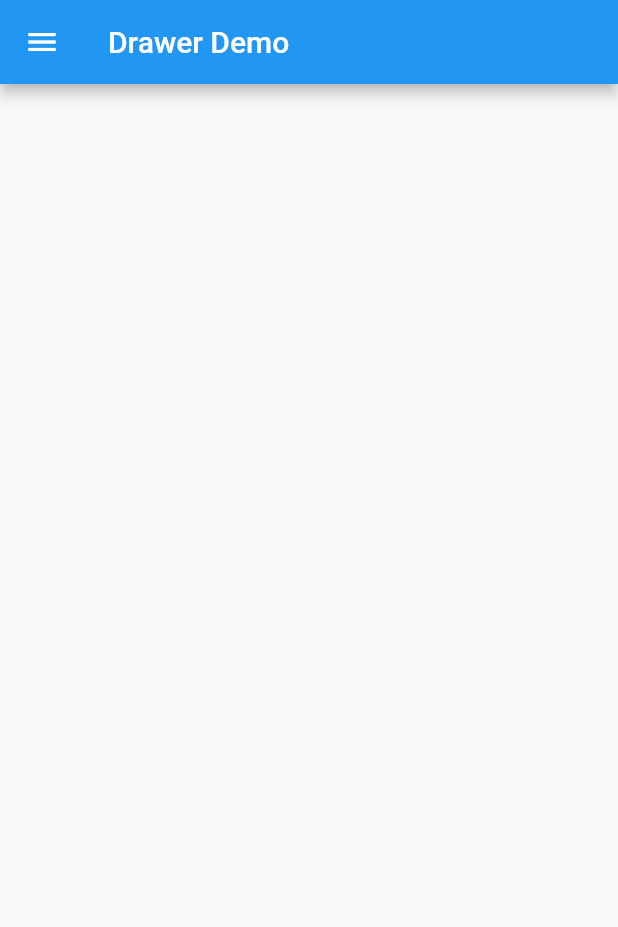
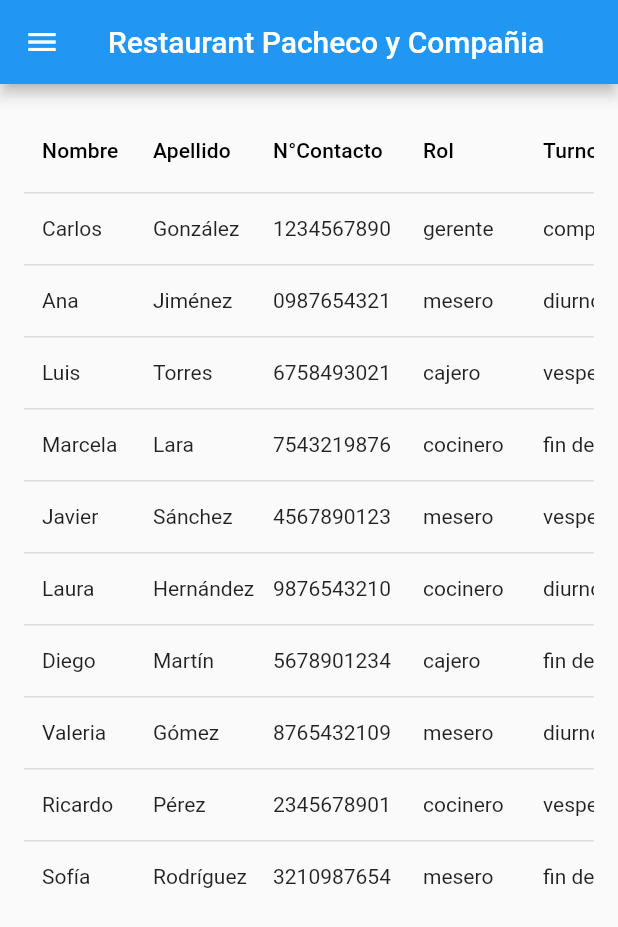
Before and after one commit to Desarrollo-Movil-UCM/Data-table-flutter, a Flutter app: the screen it shows after launch, on a phone screen of 412 x 824 dp. Shown: the top 927 px of the screen. Run offline on Flutter 3.47's test engine with Material 2 defaults, Android fonts, the phone set to English and light mode, and no system bars; drawn by our look-alikes of data_table_2; missing offline and left inert: dart:ffi.

Commit message:
Add employee data table to dashboard

```diff
--- /dev/null
+++ b/assets/empleados.json
@@ -0,0 +1,114 @@
+{
+    "empleados": [
+        {
+            "nombre": "Carlos",
+            "apellido": "González",
+            "numero_contacto": "1234567890",
+            "rol": "gerente",
+            "turno": "completo",
+            "sueldo_base": 30000,
+            "bonos": 5000,
+            "departamento": "Administración",
+            "experiencia": "10 años"
+        },
+        {
+            "nombre": "Ana",
+            "apellido": "Jiménez",
+            "numero_contacto": "0987654321",
+            "rol": "mesero",
+            "turno": "diurno",
+            "sueldo_base": 15000,
+            "bonos": 2000,
+            "departamento": "Servicio",
+            "experiencia": "3 años"
+        },
+        {
+            "nombre": "Luis",
+            "apellido": "Torres",
+            "numero_contacto": "6758493021",
+            "rol": "cajero",
+            "turno": "vespertino",
+            "sueldo_base": 17000,
+            "bonos": 2500,
+            "departamento": "Finanzas",
+            "experiencia": "5 años"
+        },
+        {
+            "nombre": "Marcela",
+            "apellido": "Lara",
+            "numero_contacto": "7543219876",
+            "rol": "cocinero",
+            "turno": "fin de semana",
+            "sueldo_base": 18000,
+            "bonos": 2800,
+            "departamento": "Cocina",
+            "experiencia": "4 años"
+        },
+        {
+            "nombre": "Javier",
+            "apellido": "Sánchez",
+            "numero_contacto": "4567890123",
+            "rol": "mesero",
+            "turno": "vespertino",
+            "sueldo_base": 16000,
+            "bonos": 2200,
+            "departamento": "Servicio",
+            "experiencia": "2 años"
+        },
+        {
+            "nombre": "Laura",
+            "apellido": "Hernández",
+            "numero_contacto": "9876543210",
+            "rol": "cocinero",
+            "turno": "diurno",
+            "sueldo_base": 17500,
+            "bonos": 2700,
+            "departamento": "Cocina",
+            "experiencia": "6 años"
+        },
+        {
+            "nombre": "Diego",
+            "apellido": "Martín",
+            "numero_contacto": "5678901234",
+            "rol": "cajero",
+            "turno": "fin de semana",
+            "sueldo_base": 16500,
+            "bonos": 2300,
+            "departamento": "Finanzas",
+            "experiencia": "3 años"
+        },
+        {
+            "nombre": "Valeria",
+            "apellido": "Gómez",
+            "numero_contacto": "8765432109",
+            "rol": "mesero",
+            "turno": "diurno",
+            "sueldo_base": 15500,
+            "bonos": 2100,
+            "departamento": "Servicio",
+            "experiencia": "1 año"
+        },
+        {
+            "nombre": "Ricardo",
+            "apellido": "Pérez",
+            "numero_contacto": "2345678901",
+            "rol": "cocinero",
+            "turno": "vespertino",
+            "sueldo_base": 17000,
+            "bonos": 2600,
+            "departamento": "Cocina",
+            "experiencia": "4 años"
+        },
+        {
+            "nombre": "Sofía",
+            "apellido": "Rodríguez",
+            "numero_contacto": "3210987654",
+            "rol": "mesero",
+            "turno": "fin de semana",
+            "sueldo_base": 16000,
+            "bonos": 2300,
+            "departamento": "Servicio",
+            "experiencia": "2 años"
+        }
+    ]
+}
--- /dev/null
+++ b/lib/empl_widget.dart
@@ -0,0 +1,86 @@
+import 'dart:ffi';
+
+import 'package:data_table_2/data_table_2.dart';
+import 'package:flutter/material.dart';
+import 'dart:convert';
+import 'package:flutter/services.dart';
+
+/// Example without a datasource
+
+class DataTable2SimpleDemo extends StatefulWidget {
+  const DataTable2SimpleDemo({Key? key}) : super(key: key);
+
+  @override
+  _DataTable2SimpleDemoState createState() => _DataTable2SimpleDemoState();
+}
+
+class _DataTable2SimpleDemoState extends State<DataTable2SimpleDemo> {
+  List<dynamic> empleados = []; // Lista para almacenar los empleados
+
+  // Método para cargar y parsear el JSON desde assets
+  Future<void> cargarEmpleados() async {
+    final String jsonExample =
+        await rootBundle.loadString('assets/empleados.json');
+
+    final data = json.decode(jsonExample);
+    setState(() {
+      empleados = data['empleados'];
+    });
+  }
+
+  @override
+  void initState() {
+    super.initState();
+    cargarEmpleados(); // Carga los empleados al inicio
+  }
+
+  @override
+  Widget build(BuildContext context) {
+    return Padding(
+      padding: const EdgeInsets.all(16),
+      child: DataTable2(
+        columnSpacing: 12,
+        horizontalMargin: 12,
+        minWidth: 600,
+        columns: const [
+          DataColumn2(label: Text('Nombre'), fixedWidth: 80),
+          DataColumn2(label: Text('Apellido'), fixedWidth: 80),
+          DataColumn2(
+            label: Text('N°Contacto'),
+            fixedWidth: 100,
+          ),
+          DataColumn2(label: Text('Rol'), fixedWidth: 80),
+          DataColumn2(label: Text('Turno'), fixedWidth: 100),
+          DataColumn(
+            label: Text('Sueldo Base'),
+            numeric: true,
+          ),
+          DataColumn(
+            label: Text('Bonos'),
+            numeric: true,
+          ),
+          DataColumn2(label: Text('Departamento'), size: ColumnSize.L),
+          DataColumn(
+            label: Text('Experiencia'),
+          ),
+        ],
+        rows: List<DataRow>.generate(
+          empleados.length,
+          (index) => DataRow(
+            cells: [
+              DataCell(Text(empleados[index]['nombre'])),
+              DataCell(Text(empleados[index]['apellido'])),
+              DataCell(Text(empleados[index]['numero_contacto'])),
+              DataCell(Text(empleados[index]['rol'])),
+              DataCell(Text(empleados[index]['turno'])),
+              DataCell(Text(empleados[index]['sueldo_base'].toString())),
+              DataCell(Text(empleados[index]['bonos'].toString())),
+              DataCell(Text(empleados[index]['departamento'])),
+              DataCell(Text(empleados[index]['experiencia'])),
+            ],
+          ),
+        ),
+      ),
+    );
+  }
+}
--- a/lib/main.dart
+++ b/lib/main.dart
@@ -1,4 +1,5 @@
 import 'package:flutter/material.dart';
+import 'empl_widget.dart';
 
 void main() {
   runApp(const MainApp());
@@ -13,7 +14,7 @@ class MainApp extends StatelessWidget {
       debugShowCheckedModeBanner: false,
       home: Scaffold(
         appBar: AppBar(
-          title: const Text('Drawer Demo'),
+          title: const Text('Restaurant Pacheco y Compañia'),
         ),
         drawer: Drawer(
           child: ListView(
@@ -24,7 +25,7 @@ class MainApp extends StatelessWidget {
                   color: Colors.blue,
                 ),
                 child: Text(
-                  'Drawer Header',
+                  'Dashboard',
                   style: TextStyle(
                     color: Colors.white,
                     fontSize: 24,
@@ -32,20 +33,21 @@ class MainApp extends StatelessWidget {
                 ),
               ),
               ListTile(
-                leading: Icon(Icons.message),
-                title: Text('Messages'),
+                leading: Icon(Icons.supervisor_account),
+                title: Text('Empleados'),
               ),
               ListTile(
-                leading: Icon(Icons.account_circle),
-                title: Text('Profile'),
+                leading: Icon(Icons.book),
+                title: Text('Menu'),
               ),
               ListTile(
-                leading: Icon(Icons.settings),
-                title: Text('Settings'),
+                leading: Icon(Icons.shopping_basket),
+                title: Text('Despensa'),
               ),
             ],
           ),
         ),
+        body: const DataTable2SimpleDemo(),
       ),
     );
   }
--- a/pubspec.yaml
+++ b/pubspec.yaml
@@ -19,5 +19,6 @@ dev_dependencies:
 flutter:
   uses-material-design: true
 
-assets:
-  - assets/almacenIngredientes.json
+  assets:
+    - assets/almacenIngredientes.json
+    - assets/empleados.json
```
Also changed, not shown: pubspec.lock.
